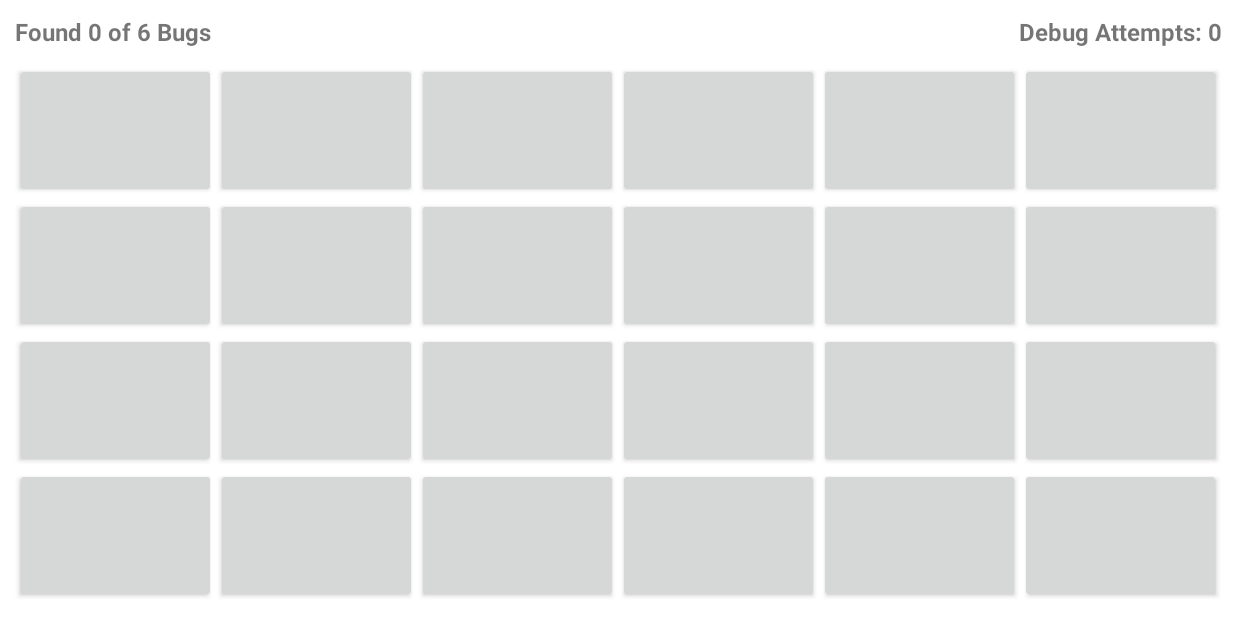
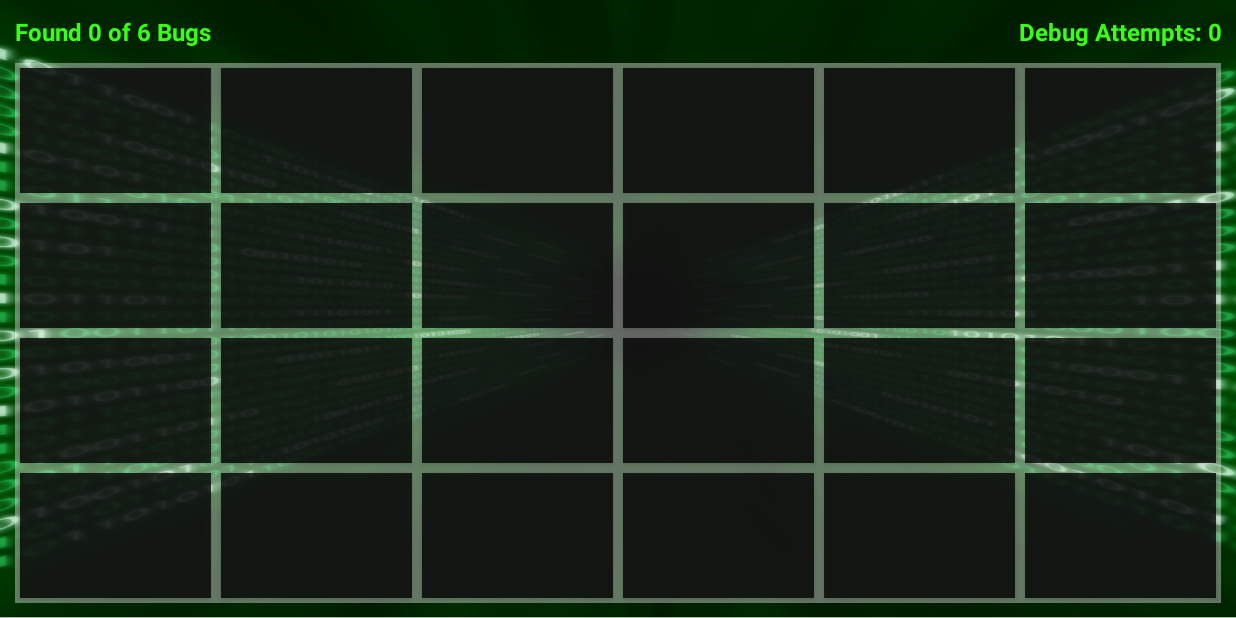
Before and after one commit to rgarofano/Bug-Squasher, an Android app: the screen it shows after launch (GameActivity), on a phone screen of 824 x 412 dp (held sideways). Run offline under Robolectric (Android 15) with nearby library versions, the phone set to English and light mode, and no system bars.

Commit message:
Update background and styles of activity to reflect the theme

```diff
--- a/app/src/main/java/ca/cmpt276/as3/GameActivity.java
+++ b/app/src/main/java/ca/cmpt276/as3/GameActivity.java
@@ -50,6 +50,9 @@ public class GameActivity extends AppCompatActivity {
             // such that the row  spaces evenly with other rows to take up all available space
             TableRow tableRow = new TableRow(this);
             setTableRowLayoutParams(tableRow);
+            // Style TableRow to match theme
+            tableRow.setBackgroundColor(Color.WHITE);
+            tableRow.getBackground().setAlpha(100);
             // add the TableRow as a child of TableLayout in the .xml
             table.addView(tableRow);
             for (int col = 0; col < numberOfColumns; col++) {
@@ -62,6 +65,9 @@ public class GameActivity extends AppCompatActivity {
                 createButtonOnClickListener(button, row, col);
                 // improves readability of text at large grid sizes
                 button.setPadding(0,0,0,0);
+                // Style button to match theme
+                button.setBackgroundColor(Color.BLACK);
+                button.getBackground().setAlpha(200);
                 // add the button as a child of the TableRow in the .xml
                 tableRow.addView(button);
                 // add the button to private array so that we can access it in click listener
@@ -80,10 +86,19 @@ public class GameActivity extends AppCompatActivity {
     }
 
     private void setButtonLayoutParams(Button button) {
-        button.setLayoutParams(new TableRow.LayoutParams(
-                TableRow.LayoutParams.MATCH_PARENT,
-                TableRow.LayoutParams.MATCH_PARENT,
-                1.0f));
+        TableRow.LayoutParams tableRowParams = new TableRow.LayoutParams(
+                        TableRow.LayoutParams.MATCH_PARENT,
+                        TableRow.LayoutParams.MATCH_PARENT,
+                        1.0f);
+
+        int leftMargin=5;
+        int topMargin=5;
+        int rightMargin=5;
+        int bottomMargin=5;
+
+        tableRowParams.setMargins(leftMargin, topMargin, rightMargin, bottomMargin);
+
+        button.setLayoutParams(tableRowParams);
     }
 
     private void createButtonOnClickListener(Button button, final int row, final int col) {
@@ -150,6 +165,7 @@ public class GameActivity extends AppCompatActivity {
                 Button button = buttons[row][col];
                 String updatedText = gameLogic.getText(row, col);
                 button.setText(updatedText);
+                button.setTextColor(Color.parseColor("#39FF14"));
             }
         }
     }
--- a/app/src/main/java/ca/cmpt276/as3/model/GameLogic.java
+++ b/app/src/main/java/ca/cmpt276/as3/model/GameLogic.java
@@ -85,7 +85,7 @@ public class GameLogic {
     }
 
     private void updateBugCount(int bugRow, int bugCol, int offset) {
-        // increment the bugCount for every button in the same column as the bug
+        // adjust the bugCount for every button in the same column as the bug
         // Do not modify the count of the bug itself
         for (int row = 0; row < numRows; row++) {
             if (row != bugRow) {
@@ -95,9 +95,9 @@ public class GameLogic {
                 button.setBugCount(currentBugCount + offset);
             }
         }
-        // increment the bugCount for every button in the same row as the bug
+        // adjust the bugCount for every button in the same row as the bug
         // Do not modify the count of the bug itself
-        for (int col = 0; col < numRows; col++) {
+        for (int col = 0; col < numCols; col++) {
             if (col != bugCol) {
                 String buttonID = keyGen.generateKey(bugRow, col);
                 GameButton button = gameBoard.get(buttonID);
--- a/app/src/main/res/layout/activity_game.xml
+++ b/app/src/main/res/layout/activity_game.xml
@@ -3,7 +3,8 @@
     android:layout_width="match_parent"
     android:layout_height="match_parent"
     xmlns:tools="http://schemas.android.com/tools"
-    tools:context=".GameActivity">
+    tools:context=".GameActivity"
+    android:background="@drawable/binary_green_bg">
 
     <LinearLayout
         android:id="@+id/layoutForText"
@@ -20,7 +21,8 @@
             android:layout_weight="1"
             android:text="Found 0 of 0 Bugs"
             android:textSize="16sp"
-            android:textStyle="bold" />
+            android:textStyle="bold"
+            android:textColor="#39FF14"/>
 
         <TextView
             android:id="@+id/debugAttempts"
@@ -31,7 +33,8 @@
             android:text="Debug Attempts: 0"
             android:textAlignment="textEnd"
             android:textSize="16sp"
-            android:textStyle="bold" />
+            android:textStyle="bold"
+            android:textColor="#39FF14"/>
 
     </LinearLayout>
 
```
Also changed, not shown: app/src/main/res/drawable/btn_bg.xml (deleted, +0 -9 lines), app/src/main/res/layout/win_dialog.xml (+8 -6 lines), app/src/main/res/drawable-v24/binary_green_bg.png (added).
